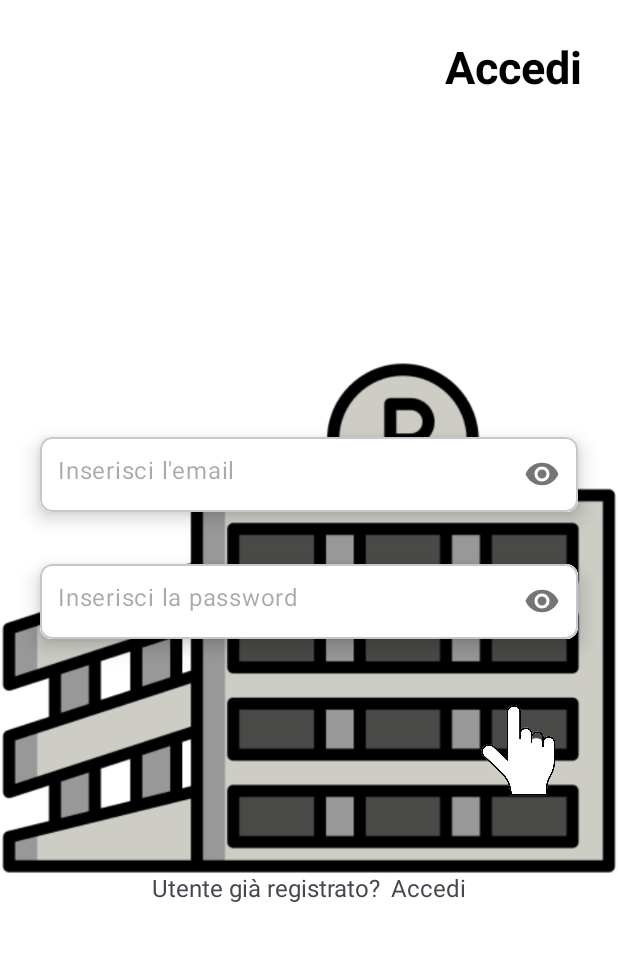
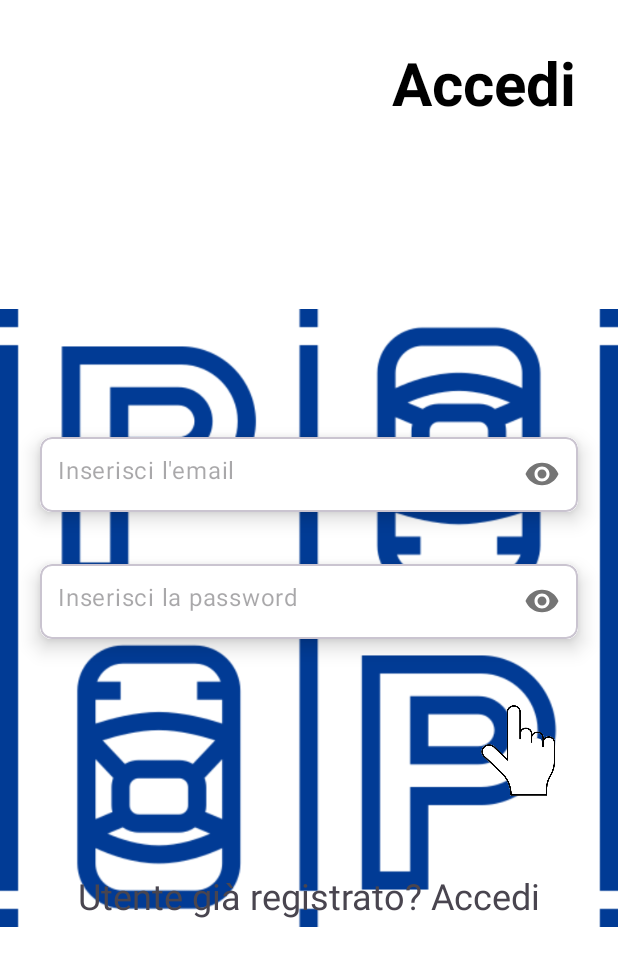
Before and after one commit to lorenzofuse/progettoparkcar, an Android app: the screen it shows after launch (MainActivity), on a phone screen of 412 x 824 dp. Shown: the top 966 px of the screen. Run offline under Robolectric (Android 15) with nearby library versions, the phone set to English and light mode, and no system bars; our stand-ins replace Firebase (no records; nobody signed in at launch, a user with empty details on screens opened directly).

Commit message:
Risoluzione problema btn e sistemazione a livello grafico della home e del sign in e sign up

```diff
--- a/app/src/main/java/com/example/progettoparkcar/MainActivity.kt
+++ b/app/src/main/java/com/example/progettoparkcar/MainActivity.kt
@@ -22,8 +22,5 @@ class MainActivity : AppCompatActivity()  {
             v.setPadding(systemBars.left, systemBars.top, systemBars.right, systemBars.bottom)
             insets
         }
-
     }
-
-
 }
--- a/app/src/main/java/com/example/progettoparkcar/fragments/AddParkPopUpFragment.kt
+++ b/app/src/main/java/com/example/progettoparkcar/fragments/AddParkPopUpFragment.kt
@@ -23,6 +23,7 @@ import com.google.android.gms.maps.SupportMapFragment
 import com.google.android.gms.maps.model.LatLng
 import com.google.android.gms.maps.model.MarkerOptions
 import com.google.android.material.textfield.TextInputEditText
+
 
 class AddParkPopUpFragment : DialogFragment(), OnMapReadyCallback {
 
@@ -86,7 +87,7 @@ class AddParkPopUpFragment : DialogFragment(), OnMapReadyCallback {
         currentLocation?.let {
             if (::map.isInitialized) {
                 map.moveCamera(CameraUpdateFactory.newLatLngZoom(it, 15f))
-                map.addMarker(MarkerOptions().position(it).title("La tua posizione"))
+                map.addMarker(MarkerOptions().position(it).title("La tua macchina"))
             }
         }
     }
@@ -105,7 +106,6 @@ class AddParkPopUpFragment : DialogFragment(), OnMapReadyCallback {
             val todoTask = binding.todoEt.text.toString()
 
             val locationToSave = currentLocation
-            Log.d("AddParkPopUpFragment", "Button clicked: Task: $todoTask, Location: $locationToSave")
 
             if (todoTask.isNotBlank() && locationToSave != null) {
                 listener.onSaveTask(todoTask, binding.todoEt, locationToSave)
--- a/app/src/main/java/com/example/progettoparkcar/fragments/SplashFragment.kt
+++ b/app/src/main/java/com/example/progettoparkcar/fragments/SplashFragment.kt
@@ -21,24 +21,21 @@ class SplashFragment : Fragment() {
         inflater: LayoutInflater, container: ViewGroup?,
         savedInstanceState: Bundle?
     ): View? {
-        // Inflate the layout for this fragment
-        return inflater.inflate(R.layout.fragment_splash, container, false)
+         return inflater.inflate(R.layout.fragment_splash, container, false)
     }
 
     override fun onViewCreated(view: View, savedInstanceState: Bundle?) {
         super.onViewCreated(view, savedInstanceState)
 
-        // Initialize FirebaseAuth and NavController
-        auth = FirebaseAuth.getInstance()
+         auth = FirebaseAuth.getInstance()
         navControl = Navigation.findNavController(view)
 
-        // Delay navigation to the next fragment
-        Handler(Looper.getMainLooper()).postDelayed({
+         Handler(Looper.getMainLooper()).postDelayed({
             if (auth.currentUser != null) {
                 navControl.navigate(R.id.action_splashFragment_to_homeFragment)
             } else {
                 navControl.navigate(R.id.action_splashFragment_to_signInFragment)
             }
-        }, 2000) // 2 seconds delay
+        }, 2000)
     }
 }
--- a/app/src/main/java/com/example/progettoparkcar/utils/ToDoAdapter.kt
+++ b/app/src/main/java/com/example/progettoparkcar/utils/ToDoAdapter.kt
@@ -58,6 +58,8 @@ class ToDoAdapter(private val list: MutableList<ToDoData>) :
                     listener?.onEditParkBtnClicked(this)
                 }
 
+
+
                 binding.viewMapTask.setOnClickListener {
                     listener?.onMapClicked(this)
                 }
--- a/app/src/main/res/layout/fragment_sign_in.xml
+++ b/app/src/main/res/layout/fragment_sign_in.xml
@@ -21,7 +21,7 @@
         android:id="@+id/imageView2"
         android:layout_width="wrap_content"
         android:layout_height="match_parent"
-        android:src="@drawable/parklot"
+        android:src="@drawable/parklot2"
         app:layout_constraintEnd_toEndOf="parent"
         app:layout_constraintTop_toBottomOf="@+id/imageView" />
 
@@ -30,12 +30,12 @@
         android:id="@+id/textView"
         android:layout_width="wrap_content"
         android:layout_height="wrap_content"
-        android:layout_marginTop="24dp"
-        android:layout_marginEnd="24dp"
+        android:layout_marginTop="28dp"
+        android:layout_marginEnd="28dp"
         android:text="Accedi"
+        android:textColor="@color/black"
+        android:textSize="40sp"
         android:textStyle="bold"
-        android:textColor="@color/black"
-        android:textSize="30sp"
         app:layout_constraintEnd_toEndOf="parent"
         app:layout_constraintTop_toTopOf="parent" />
 
@@ -152,10 +152,8 @@
         android:layout_height="wrap_content"
         android:layout_marginTop="24dp"
         android:text="Utente già registrato?"
-        android:textSize="16sp"
+        android:textSize="24sp"
         app:layout_constraintEnd_toStartOf="@+id/textViewSignIn"
-        app:layout_constraintHorizontal_bias="0.5"
-
         app:layout_constraintStart_toStartOf="@+id/guideline2"
         app:layout_constraintTop_toBottomOf="@id/nextBtn" />
 
@@ -163,12 +161,9 @@
         android:id="@+id/textViewSignIn"
         android:layout_width="wrap_content"
         android:layout_height="wrap_content"
-
         android:text=" Accedi"
-
-        android:textSize="16sp"
+        android:textSize="24sp"
         app:layout_constraintEnd_toStartOf="@+id/guideline3"
-        app:layout_constraintHorizontal_bias="0.5"
         app:layout_constraintStart_toEndOf="@+id/textview32"
         app:layout_constraintTop_toTopOf="@id/textview32" />
 
--- a/app/src/main/res/navigation/nav_graph.xml
+++ b/app/src/main/res/navigation/nav_graph.xml
@@ -52,6 +52,9 @@
         <action
             android:id="@+id/action_homeFragment_to_addParkPopUpFragment2"
             app:destination="@id/addParkPopUpFragment" />
+        <action
+            android:id="@+id/action_homeFragment_to_signInFragment"
+            app:destination="@id/signInFragment" />
     </fragment>
     <dialog
         android:id="@+id/addParkPopUpFragment"
```
Also changed, not shown: app/src/main/java/com/example/progettoparkcar/fragments/HomeFragment.kt (+21 -4 lines), app/src/main/res/layout/fragment_home.xml (+21 -15 lines), app/src/main/res/layout/fragment_sign_up.xml (+7 -7 lines), app/src/main/res/drawable/logout.png (added), app/src/main/res/drawable/parklot2.png (added).
